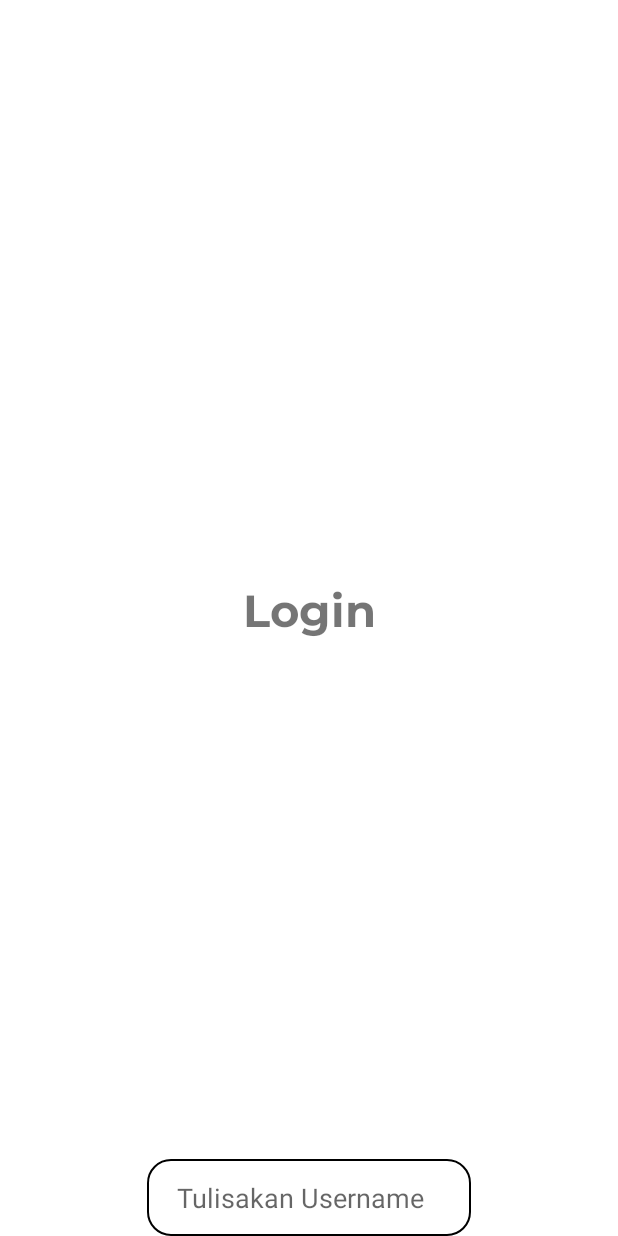
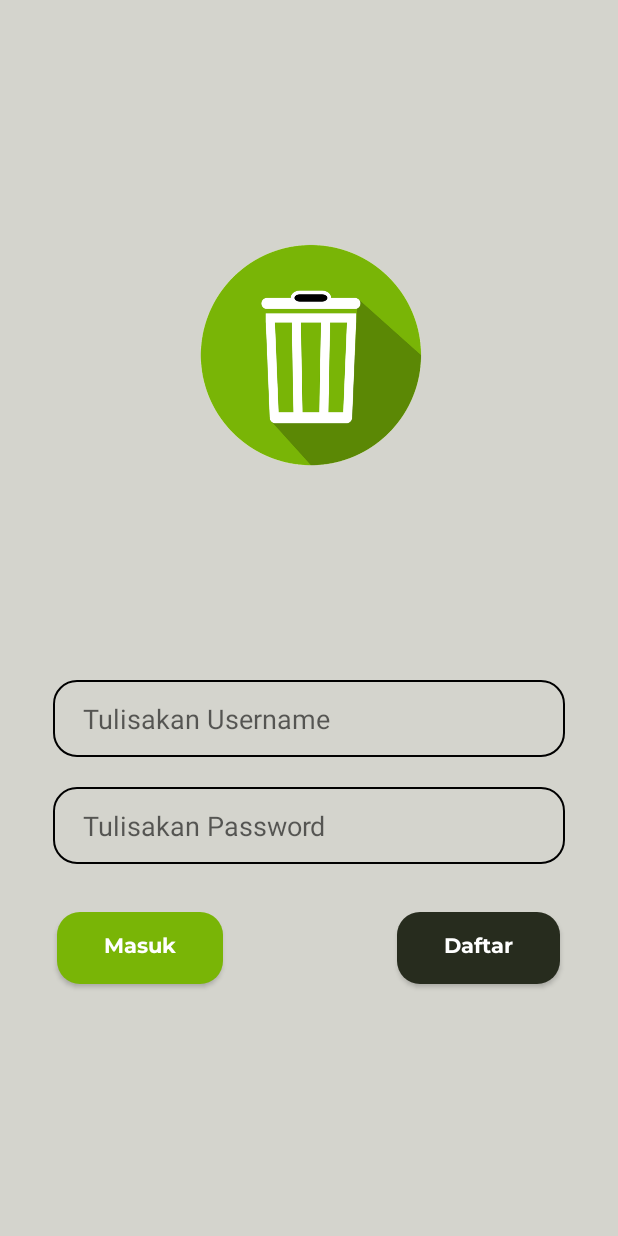
Before and after one commit to Nur-Ikhsan/BankSampah, an Android app: the LoginActivity screen opened directly, with no data from a screen before it, on a phone screen of 412 x 824 dp. Run offline under Robolectric (Android 15) with nearby library versions, the phone set to English and light mode, and no system bars.

Commit message:
login Xml

```diff
--- a/app/src/main/res/layout/activity_login.xml
+++ b/app/src/main/res/layout/activity_login.xml
@@ -4,34 +4,85 @@
     xmlns:tools="http://schemas.android.com/tools"
     android:layout_width="match_parent"
     android:layout_height="match_parent"
-    tools:context=".LoginActivity">
+    tools:context=".LoginActivity"
+    android:background="@color/light_gray3">
 
-    <TextView
+    <ImageView
+        android:id="@+id/imageView"
         android:layout_width="wrap_content"
         android:layout_height="wrap_content"
-        android:layout_marginStart="188dp"
-        android:layout_marginTop="388dp"
-        android:layout_marginEnd="188dp"
-        android:fontFamily="@font/montserrat_bold"
-        android:text="Login"
-        android:textSize="30sp"
+        android:layout_marginTop="144dp"
+        android:contentDescription="@string/logo"
         app:layout_constraintEnd_toEndOf="parent"
         app:layout_constraintStart_toStartOf="parent"
-        app:layout_constraintTop_toTopOf="parent" />
+        app:layout_constraintTop_toTopOf="parent"
+        app:srcCompat="@mipmap/logo_2" />
 
     <EditText
+        android:id="@+id/usernameEdt"
+        android:layout_width="match_parent"
+        android:layout_height="wrap_content"
+        android:layout_marginStart="35dp"
+        android:layout_marginTop="124dp"
+        android:layout_marginEnd="35dp"
+        android:background="@drawable/input"
+        android:hint="Tulisakan Username"
+        android:paddingHorizontal="20dp"
+        android:paddingVertical="13dp"
+        app:layout_constraintEnd_toEndOf="parent"
+        app:layout_constraintHorizontal_bias="0.0"
+        app:layout_constraintStart_toStartOf="parent"
+        app:layout_constraintTop_toBottomOf="@+id/imageView" />
+
+    <EditText
+        android:id="@+id/passwordEdt"
+        android:layout_width="match_parent"
+        android:layout_height="wrap_content"
+        android:layout_marginStart="35dp"
+        android:layout_marginTop="20dp"
+        android:layout_marginEnd="35dp"
+        android:background="@drawable/input"
+        android:hint="Tulisakan Password"
+        android:paddingHorizontal="20dp"
+        android:paddingVertical="13dp"
+        app:layout_constraintEnd_toEndOf="parent"
+        app:layout_constraintHorizontal_bias="0.0"
+        app:layout_constraintStart_toStartOf="parent"
+        app:layout_constraintTop_toBottomOf="@+id/usernameEdt" />
+
+    <androidx.appcompat.widget.AppCompatButton
+        android:id="@+id/masukBtn"
         android:layout_width="wrap_content"
         android:layout_height="wrap_content"
-        android:layout_marginStart="96dp"
-        android:layout_marginEnd="96dp"
-        android:background="@drawable/input"
-        android:hint="Tulisakan Username"
-        android:paddingStart="20dp"
-        android:paddingEnd="31dp"
+        android:layout_marginTop="32dp"
+        android:background="@drawable/button"
+        android:fontFamily="@font/montserrat_bold"
+        android:paddingHorizontal="31dp"
         android:paddingVertical="13dp"
-        app:layout_constraintBottom_toBottomOf="parent"
+        android:text="Masuk"
+        android:textAllCaps="false"
+        android:textColor="@color/white"
         app:layout_constraintEnd_toEndOf="parent"
+        app:layout_constraintHorizontal_bias="0.127"
         app:layout_constraintStart_toStartOf="parent"
-        />
+        app:layout_constraintTop_toBottomOf="@+id/passwordEdt" />
+
+    <androidx.appcompat.widget.AppCompatButton
+        android:id="@+id/daftarBtn"
+        android:layout_width="wrap_content"
+        android:layout_height="wrap_content"
+        android:layout_marginTop="32dp"
+        android:background="@drawable/button"
+        android:backgroundTint="@color/dark_green"
+        android:fontFamily="@font/montserrat_bold"
+        android:paddingHorizontal="31dp"
+        android:paddingVertical="13dp"
+        android:text="Daftar"
+        android:textAllCaps="false"
+        android:textColor="@color/white"
+        app:layout_constraintEnd_toEndOf="parent"
+        app:layout_constraintHorizontal_bias="0.872"
+        app:layout_constraintStart_toStartOf="parent"
+        app:layout_constraintTop_toBottomOf="@+id/passwordEdt" />
 
 </androidx.constraintlayout.widget.ConstraintLayout>
```
